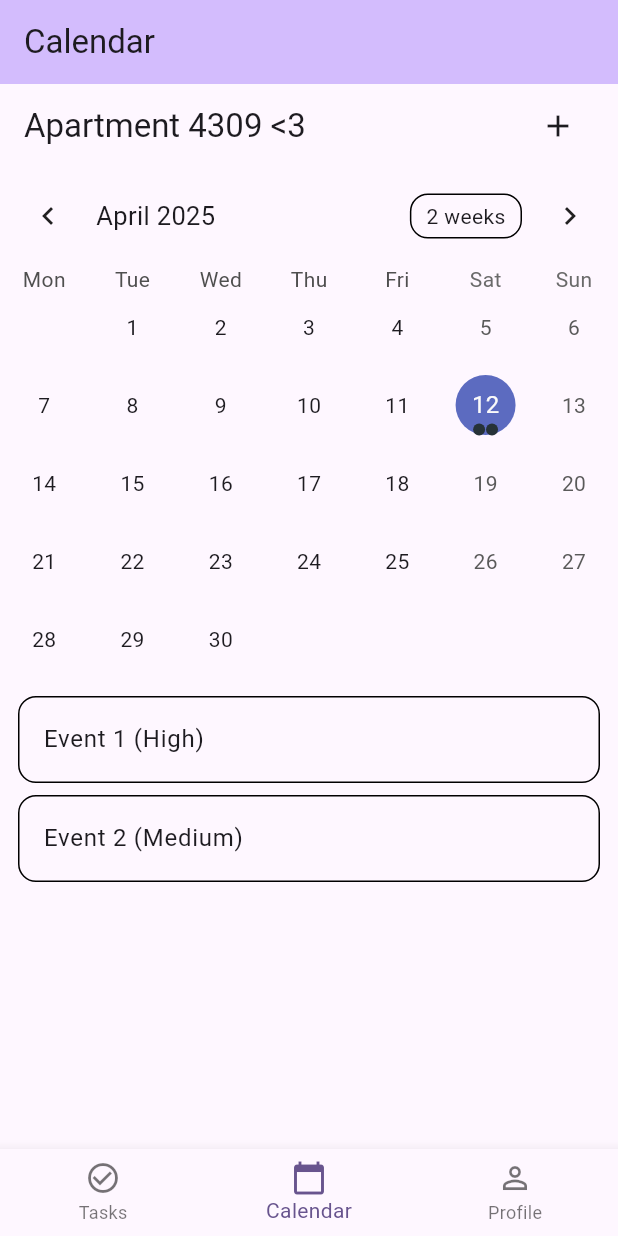
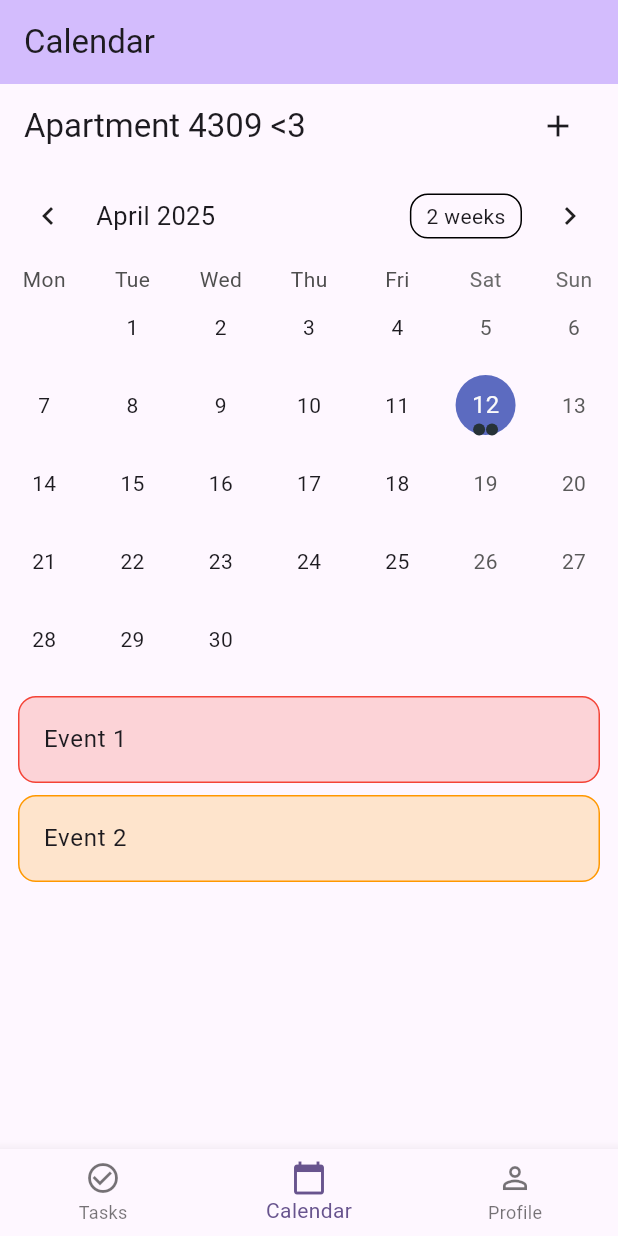
Before and after one commit to madelineanson/room_me, a Flutter app: the screen it shows after launch, on a phone screen of 412 x 824 dp. Run offline on Flutter 3.47's test engine with Material 3 defaults, Android fonts, the phone set to English and light mode, and no system bars; drawn by our look-alikes of table_calendar.

Commit message:
color coded by priority

```diff
--- a/lib/events_calendar.dart
+++ b/lib/events_calendar.dart
@@ -83,6 +83,19 @@ class _TableEventsExampleState extends State<TableEventsExample> {
       _selectedEvents.value = _getEventsForDay(start);
     } else if (end != null) {
       _selectedEvents.value = _getEventsForDay(end);
+    }
+  }
+
+  Color _getPriorityColor(String priority) {
+    switch (priority.toLowerCase()) {
+      case 'high':
+        return Colors.red;
+      case 'medium':
+        return Colors.orange;
+      case 'low':
+        return Colors.green;
+      default:
+        return Colors.grey;
     }
   }
 
@@ -172,7 +185,12 @@ class _TableEventsExampleState extends State<TableEventsExample> {
                         vertical: 4.0,
                       ),
                       decoration: BoxDecoration(
-                        border: Border.all(),
+                        color: _getPriorityColor(
+                          value[index].priority,
+                        ).withOpacity(0.2),
+                        border: Border.all(
+                          color: _getPriorityColor(value[index].priority),
+                        ),
                         borderRadius: BorderRadius.circular(12.0),
                       ),
                       child: ListTile(
@@ -205,7 +223,7 @@ class _TableEventsExampleState extends State<TableEventsExample> {
                             },
                           );
                         },
-                        title: Text('${value[index]}'),
+                        title: Text(value[index].title),
                       ),
                     );
                   },
```
